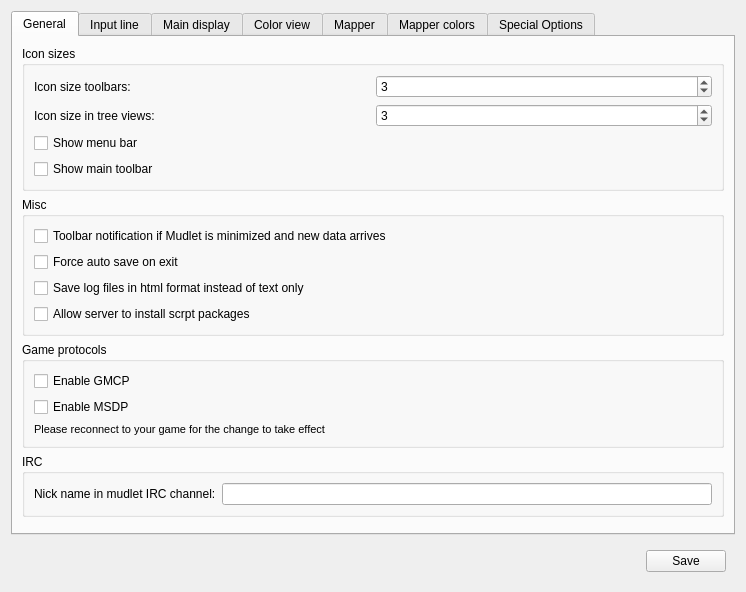
Old version of the form src/ui/profile_preferences.ui in the repository Mudlet/Mudlet.
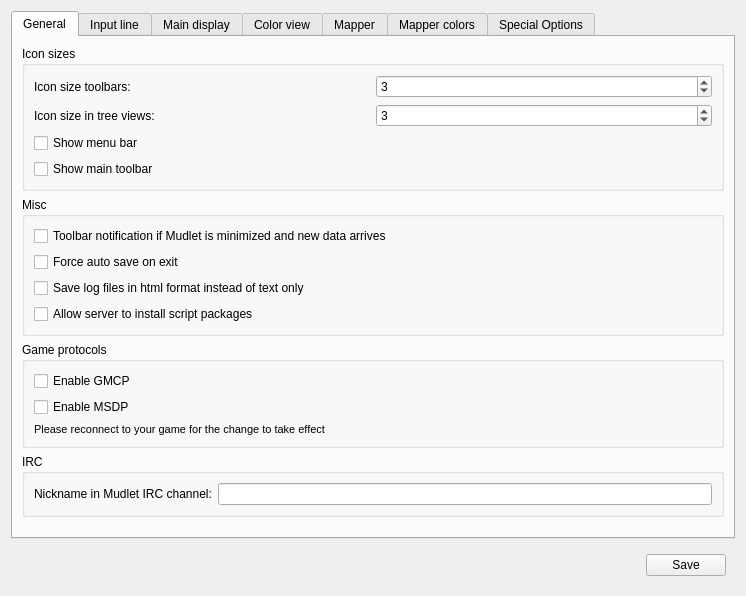
New version of the form. Icons and pictures are not drawn.

Commit message: Fix a typo and improve grammar.

What changed in the file:
```diff
--- a/src/ui/profile_preferences.ui
+++ b/src/ui/profile_preferences.ui
@@ -7,7 +7,7 @@
     <x>0</x>
     <y>0</y>
     <width>744</width>
-    <height>592</height>
+    <height>596</height>
    </rect>
   </property>
   <property name="sizePolicy">
@@ -166,7 +166,7 @@
           <item>
            <widget class="QCheckBox" name="acceptServerGUI">
             <property name="text">
-             <string>Allow server to install scrpt packages</string>
+             <string>Allow server to install script packages</string>
             </property>
            </widget>
           </item>
@@ -248,7 +248,7 @@
           <item>
            <widget class="QLabel" name="label_58">
             <property name="text">
-             <string>Nick name in mudlet IRC channel:</string>
+             <string>Nickname in Mudlet IRC channel:</string>
             </property>
            </widget>
           </item>
```
